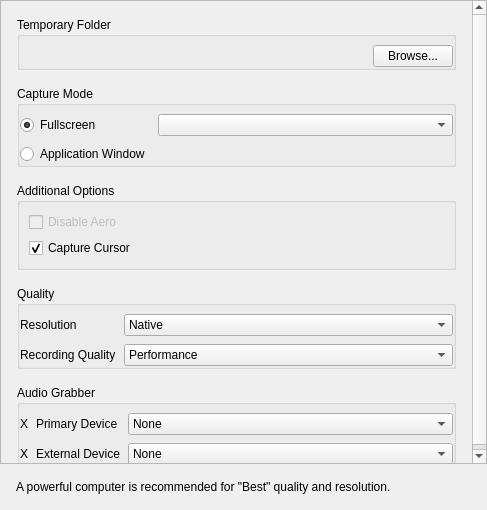
Old version of the form client/src/ui/widgets/local_settings/recording_settings_widget.ui in the repository networkoptix/nx_open.
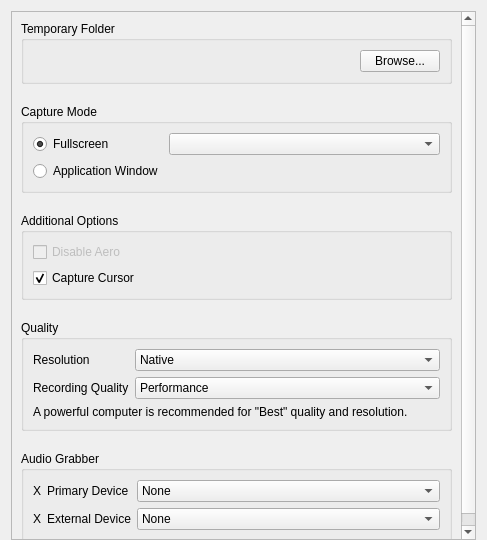
New version of the form.

Commit message:
Local settings adjustments
<==== Mercurial data ====>
Branch: dev_3.0.0_gui

What changed in the file:
```diff
--- a/client/src/ui/widgets/local_settings/recording_settings_widget.ui
+++ b/client/src/ui/widgets/local_settings/recording_settings_widget.ui
@@ -7,25 +7,13 @@
     <x>0</x>
     <y>0</y>
     <width>487</width>
-    <height>510</height>
+    <height>540</height>
    </rect>
   </property>
   <property name="windowTitle">
    <string>Video Recording</string>
   </property>
   <layout class="QVBoxLayout" name="verticalLayout">
-   <property name="spacing">
-    <number>0</number>
-   </property>
-   <property name="leftMargin">
-    <number>0</number>
-   </property>
-   <property name="topMargin">
-    <number>0</number>
-   </property>
-   <property name="rightMargin">
-    <number>0</number>
-   </property>
    <property name="bottomMargin">
     <number>0</number>
    </property>
@@ -45,25 +33,13 @@
        <rect>
         <x>0</x>
         <y>0</y>
-        <width>471</width>
-        <height>481</height>
+        <width>467</width>
+        <height>529</height>
        </rect>
       </property>
       <layout class="QVBoxLayout" name="verticalLayout_2">
        <property name="spacing">
-        <number>16</number>
-       </property>
-       <property name="leftMargin">
-        <number>16</number>
-       </property>
-       <property name="topMargin">
-        <number>16</number>
-       </property>
-       <property name="rightMargin">
-        <number>16</number>
-       </property>
-       <property name="bottomMargin">
-        <number>0</number>
+        <number>20</number>
        </property>
        <item>
         <widget class="QGroupBox" name="recordingFolderGroupBox">
@@ -80,21 +56,6 @@
           <bool>true</bool>
          </property>
          <layout class="QHBoxLayout" name="horizontalLayout_6">
-          <property name="spacing">
-           <number>8</number>
-          </property>
-          <property name="leftMargin">
-           <number>0</number>
-          </property>
-          <property name="topMargin">
-           <number>8</number>
-          </property>
-          <property name="rightMargin">
-           <number>0</number>
-          </property>
-          <property name="bottomMargin">
-           <number>0</number>
-          </property>
           <item>
            <widget class="QLabel" name="recordingFolderLabel">
             <property name="text">
@@ -127,21 +88,6 @@
           <bool>true</bool>
          </property>
          <layout class="QGridLayout" name="gridLayout" columnstretch="0,1">
-          <property name="leftMargin">
-           <number>0</number>
-          </property>
-          <property name="topMargin">
-           <number>8</number>
-          </property>
-          <property name="rightMargin">
-           <number>0</number>
-          </property>
-          <property name="bottomMargin">
-           <number>0</number>
-          </property>
-          <property name="spacing">
-           <number>8</number>
-          </property>
           <item row="0" column="0">
            <widget class="QRadioButton" name="fullscreenButton">
             <property name="toolTip">
@@ -225,24 +171,6 @@
           <property name="fieldGrowthPolicy">
            <enum>QFormLayout::AllNonFixedFieldsGrow</enum>
           </property>
-          <property name="horizontalSpacing">
-           <number>8</number>
-          </property>
-          <property name="verticalSpacing">
-           <number>8</number>
-          </property>
-          <property name="leftMargin">
-           <number>0</number>
-          </property>
-          <property name="topMargin">
-           <number>8</number>
-          </property>
-          <property name="rightMargin">
-           <number>0</number>
-          </property>
-          <property name="bottomMargin">
-           <number>0</number>
-          </property>
           <item row="0" column="0">
            <widget class="QLabel" name="resoulitionLabel">
             <property name="text">
@@ -340,6 +268,13 @@
             </item>
            </widget>
           </item>
+          <item row="2" column="0" colspan="2">
+           <widget class="QLabel" name="recordingWarningLabel">
+            <property name="text">
+             <string>A powerful computer is recommended for &quot;Best&quot; quality and resolution.</string>
+            </property>
+           </widget>
+          </item>
          </layout>
         </widget>
        </item>
@@ -352,21 +287,6 @@
           <bool>true</bool>
          </property>
          <layout class="QGridLayout" name="gridLayout_2" columnstretch="0,0,1">
-          <property name="leftMargin">
-           <number>0</number>
-          </property>
-          <property name="topMargin">
-           <number>8</number>
-          </property>
-          <property name="rightMargin">
-           <number>0</number>
-          </property>
-          <property name="bottomMargin">
-           <number>0</number>
-          </property>
-          <property name="spacing">
-           <number>8</number>
-          </property>
           <item row="0" column="0">
            <widget class="QLabel" name="primaryDeviceIconLabel">
             <property name="sizePolicy">
@@ -467,33 +387,23 @@
          </layout>
         </widget>
        </item>
+       <item>
+        <spacer name="verticalSpacer">
+         <property name="orientation">
+          <enum>Qt::Vertical</enum>
+         </property>
+         <property name="sizeHint" stdset="0">
+          <size>
+           <width>20</width>
+           <height>40</height>
+          </size>
+         </property>
+        </spacer>
+       </item>
       </layout>
      </widget>
     </widget>
    </item>
-   <item>
-    <layout class="QHBoxLayout" name="horizontalLayout">
-     <property name="leftMargin">
-      <number>16</number>
-     </property>
-     <property name="topMargin">
-      <number>16</number>
-     </property>
-     <property name="rightMargin">
-      <number>16</number>
-     </property>
-     <property name="bottomMargin">
-      <number>16</number>
-     </property>
-     <item>
-      <widget class="QLabel" name="recordingWarningLabel">
-       <property name="text">
-        <string>A powerful computer is recommended for &quot;Best&quot; quality and resolution.</string>
-       </property>
-      </widget>
-     </item>
-    </layout>
-   </item>
   </layout>
  </widget>
  <resources/>
```
The commit also changes 4 other files.
